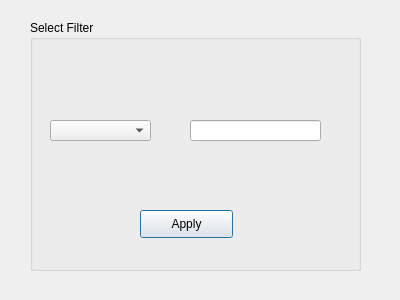
The window that FilterPopup.ui (verden-kma/Qt_Lab_1) describes before a commit, drawn with Qt 5.
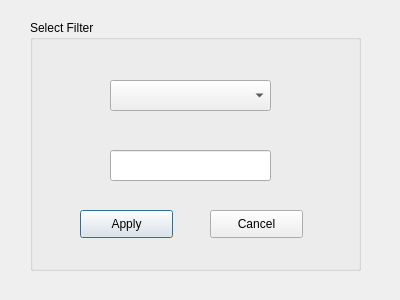
The same window after the commit.

What changed in the file:
```diff
--- a/FilterPopup.ui
+++ b/FilterPopup.ui
@@ -28,10 +28,10 @@
    <widget class="QComboBox" name="filtersCombo">
     <property name="geometry">
      <rect>
-      <x>20</x>
-      <y>100</y>
-      <width>101</width>
-      <height>21</height>
+      <x>80</x>
+      <y>60</y>
+      <width>161</width>
+      <height>31</height>
      </rect>
     </property>
     <property name="font">
@@ -45,10 +45,10 @@
    <widget class="QLineEdit" name="filterValue">
     <property name="geometry">
      <rect>
-      <x>160</x>
-      <y>100</y>
-      <width>131</width>
-      <height>21</height>
+      <x>80</x>
+      <y>130</y>
+      <width>161</width>
+      <height>31</height>
      </rect>
     </property>
     <property name="font">
@@ -60,7 +60,7 @@
    <widget class="QPushButton" name="applyFilterBtn">
     <property name="geometry">
      <rect>
-      <x>110</x>
+      <x>50</x>
       <y>190</y>
       <width>93</width>
       <height>28</height>
@@ -70,6 +70,19 @@
      <string>Apply</string>
     </property>
    </widget>
+   <widget class="QPushButton" name="cancelFilter">
+    <property name="geometry">
+     <rect>
+      <x>180</x>
+      <y>190</y>
+      <width>93</width>
+      <height>28</height>
+     </rect>
+    </property>
+    <property name="text">
+     <string>Cancel</string>
+    </property>
+   </widget>
   </widget>
  </widget>
  <resources/>
```
